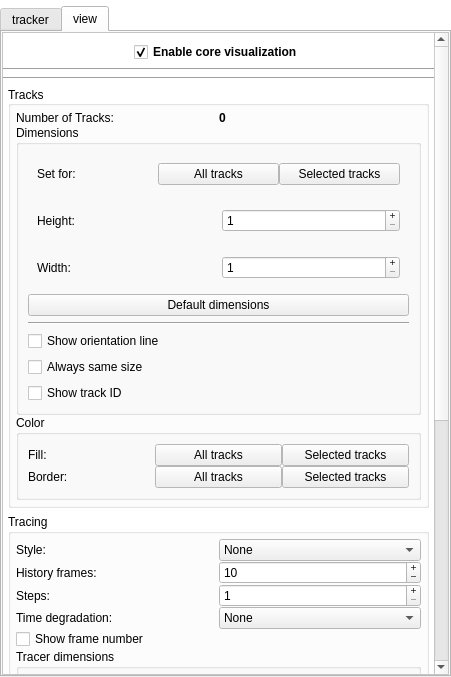
This is BioTracker/CoreApp/BioTracker/View/CoreParameterView.ui in BioroboticsLab/biotracker_core as Qt 5 draws it before an edit. The edited form follows.
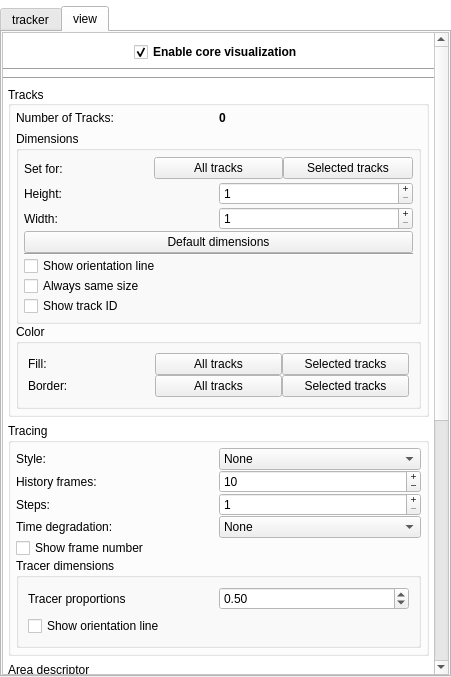
This is the edited form.

```diff
--- a/BioTracker/CoreApp/BioTracker/View/CoreParameterView.ui
+++ b/BioTracker/CoreApp/BioTracker/View/CoreParameterView.ui
@@ -497,6 +497,9 @@
                              </property>
                              <item>
                               <layout class="QHBoxLayout" name="horizontalLayout_2">
+                               <property name="bottomMargin">
+                                <number>6</number>
+                               </property>
                                <item>
                                 <widget class="QLabel" name="labelNumberOfTracksLabel">
                                  <property name="text">
@@ -537,6 +540,21 @@
                                 <string>Dimensions</string>
                                </property>
                                <layout class="QVBoxLayout" name="verticalLayout_3">
+                                <property name="spacing">
+                                 <number>0</number>
+                                </property>
+                                <property name="leftMargin">
+                                 <number>5</number>
+                                </property>
+                                <property name="topMargin">
+                                 <number>5</number>
+                                </property>
+                                <property name="rightMargin">
+                                 <number>5</number>
+                                </property>
+                                <property name="bottomMargin">
+                                 <number>5</number>
+                                </property>
                                 <item>
                                  <widget class="QWidget" name="widget" native="true">
                                   <property name="sizePolicy">
@@ -555,6 +573,18 @@
                                    <property name="spacing">
                                     <number>0</number>
                                    </property>
+                                   <property name="leftMargin">
+                                    <number>0</number>
+                                   </property>
+                                   <property name="topMargin">
+                                    <number>0</number>
+                                   </property>
+                                   <property name="rightMargin">
+                                    <number>0</number>
+                                   </property>
+                                   <property name="bottomMargin">
+                                    <number>0</number>
+                                   </property>
                                    <item>
                                     <widget class="QLabel" name="labelTrackDimensionSetter">
                                      <property name="text">
@@ -606,6 +636,21 @@
                                    </size>
                                   </property>
                                   <layout class="QHBoxLayout" name="layoutTrackHeight">
+                                   <property name="spacing">
+                                    <number>0</number>
+                                   </property>
+                                   <property name="leftMargin">
+                                    <number>0</number>
+                                   </property>
+                                   <property name="topMargin">
+                                    <number>0</number>
+                                   </property>
+                                   <property name="rightMargin">
+                                    <number>0</number>
+                                   </property>
+                                   <property name="bottomMargin">
+                                    <number>0</number>
+                                   </property>
                                    <item>
                                     <widget class="QLabel" name="labelTrackHeight">
                                      <property name="minimumSize">
@@ -644,6 +689,21 @@
                                    </size>
                                   </property>
                                   <layout class="QHBoxLayout" name="layoutTrackWidth">
+                                   <property name="spacing">
+                                    <number>0</number>
+                                   </property>
+                                   <property name="leftMargin">
+                                    <number>0</number>
+                                   </property>
+                                   <property name="topMargin">
+                                    <number>0</number>
+                                   </property>
+                                   <property name="rightMargin">
+                                    <number>0</number>
+                                   </property>
+                                   <property name="bottomMargin">
+                                    <number>0</number>
+                                   </property>
                                    <item>
                                     <widget class="QLabel" name="labelTrackWidth">
                                      <property name="minimumSize">
```
